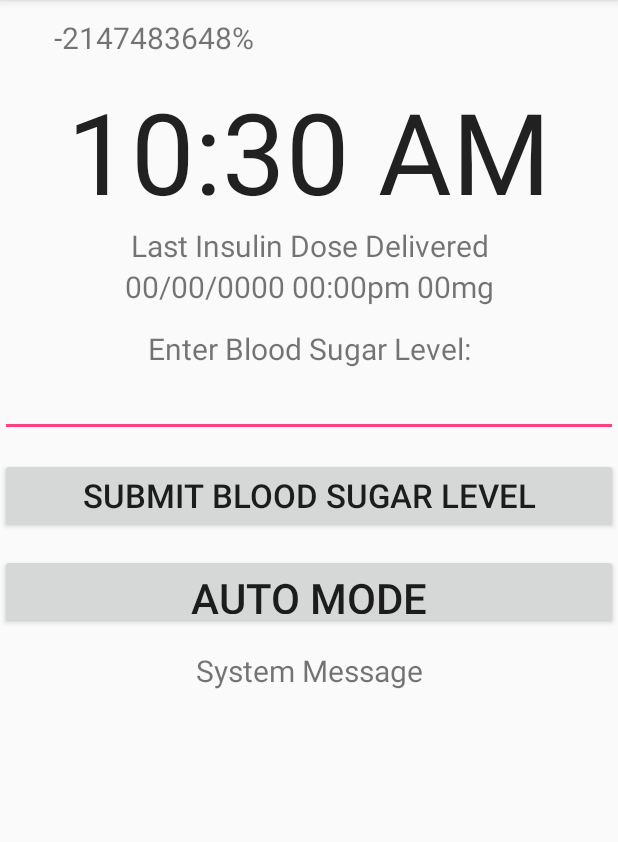
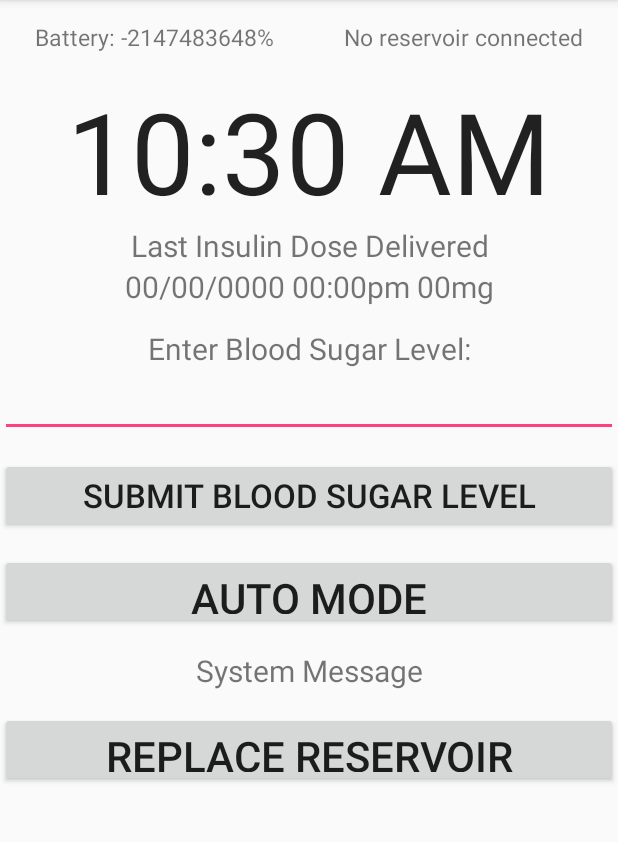
Before and after one commit to NickKer/CP3407InsulinPump, an Android app: the screen it shows after launch (SecondaryActivity), after a tap on "MANUAL MODE", on a phone screen of 412 x 824 dp, the part 84-926 px from its top. Run offline under Robolectric (Android 15) with nearby library versions, the phone set to English and light mode, and no system bars.

Commit message:
Auto mode completed, edited structure of some text formats and fixed issue with time stamp updating

```diff
--- a/app/src/main/java/com/example/nick/insulinpump/MainActivity.java
+++ b/app/src/main/java/com/example/nick/insulinpump/MainActivity.java
@@ -3,6 +3,7 @@ package com.example.nick.insulinpump;
 
 import android.content.Intent;
 import android.os.BatteryManager;
+import android.os.Handler;
 import android.support.v7.app.AppCompatActivity;
 import android.os.Bundle;
 import android.view.View;
@@ -10,38 +11,88 @@ import android.widget.TextClock;
 import android.widget.TextView;
 
 import java.util.ArrayList;
+import java.util.Random;
 
 public class MainActivity extends AppCompatActivity {
-    TextView systemMessageTextView;
+    UserTracker userTracker = UserTracker.getInstance();
     TextClock textClock;
+    TextView systemMessage;
     TextView batteryPercentage;
+    TextView reservoirLevel;
+
+    TextView doseDelivered;
+    ;
     //needed for timer class
     Timer timer = Timer.getInstance();
-    ArrayList<SystemStatus> systemStatuses;
+    SystemStatus systemStatus;
     int batLevel;
+    Random rand = new Random();
+    Handler handler = new Handler();
 
     @Override
     protected void onCreate(Bundle savedInstanceState) {
         super.onCreate(savedInstanceState);
         setContentView(R.layout.activity_main);
 
-        systemMessageTextView = (TextView) findViewById(R.id.system_message);
+        systemMessage = (TextView) findViewById(R.id.system_message);
+        doseDelivered = (TextView) findViewById(R.id.dose_delivered);
         batteryPercentage = (TextView) findViewById(R.id.battery_percentage);
-        BatteryManager bm = (BatteryManager)getSystemService(BATTERY_SERVICE);
+        reservoirLevel = (TextView) findViewById(R.id.reservoir_level);
+        textClock = (TextClock) findViewById(R.id.textClock);
+        BatteryManager bm = (BatteryManager) getSystemService(BATTERY_SERVICE);
+
         batLevel = bm.getIntProperty(BatteryManager.BATTERY_PROPERTY_CAPACITY);
 
         batteryPercentage.setText(getString(R.string.battery_percentage, String.format("%s", batLevel)));
 
+        generateBloodSugar();
         simulatePump();
+
     }
 
     public void simulatePump() {
-        /*We will put code here that simulates an order of events for the pump in auto mode*/
+        Runnable r = new Runnable() {
+            public void run() {
+                handler.postDelayed(this, 10000);
+                batteryPercentage.setText(getString(R.string.battery_percentage, String.format("%s", batLevel)));
+                if (userTracker.getCurrentSugarLevel() < 80) {
+                    systemStatus = new SystemStatus(ErrorType.SUGAR_LOW, getApplicationContext());
+                    systemMessage.setText(systemStatus.systemMessage());
+                } else if (userTracker.getCurrentSugarLevel() >= 80 && userTracker.getCurrentSugarLevel() <= 140) {
+                    systemStatus = new SystemStatus(ErrorType.SUGAR_OK, getApplicationContext());
+                    systemMessage.setText(systemStatus.systemMessage());
+                } else if (userTracker.getCurrentSugarLevel() > 140) {
+                    systemStatus = new SystemStatus(ErrorType.SUGAR_HIGH, getApplicationContext());
+                    systemMessage.setText(systemStatus.systemMessage());
+                }
+                doseDelivered.setText("Last Dose: " + userTracker.getSdf() + " " + userTracker.getPreviousInsulinDose() + " units ");
+                reservoirLevel.setText(getString(R.string.reservoir_level_notif, String.format("%s", userTracker.getReservoirLevel())));
+                if (Integer.parseInt(userTracker.getReservoirLevel()) < 50) {
+                    systemStatus = new SystemStatus(ErrorType.INSULIN_RESERVOIR_LOW, getApplicationContext());
+                    systemMessage.setText(systemStatus.systemMessage());
+                }
+                if (batLevel <= 15) {
+                    systemStatus = new SystemStatus(ErrorType.LOW_BATTERY, getApplicationContext());
+                    systemMessage.setText(systemStatus.systemMessage());
+                }
+            }
+        };
+        handler.postDelayed(r, 10000);
+    }
 
+    public void generateBloodSugar() {
+        Runnable r = new Runnable() {
+            public void run() {
+                handler.postDelayed(this, 3600000);
+                userTracker.setCurrentSugarLevel(rand.nextInt(250 - 50) + 50);
+            }
+        };
+        handler.postDelayed(r, 3600000);
     }
 
     public void goToManualMode(View view) {
         Intent intent = new Intent(this, SecondaryActivity.class);
         startActivity(intent);
+        finish();
     }
 }
--- a/app/src/main/java/com/example/nick/insulinpump/SecondaryActivity.java
+++ b/app/src/main/java/com/example/nick/insulinpump/SecondaryActivity.java
@@ -18,6 +18,7 @@ public class SecondaryActivity extends AppCompatActivity implements View.OnClick
     TextClock textClock;
     TextView systemMessage;
     TextView batteryPercentage;
+    Button replaceReservoir;
     //needed for timer class
     Timer timer = Timer.getInstance();
     TextView reservoirLevel;
@@ -38,6 +39,8 @@ public class SecondaryActivity extends AppCompatActivity implements View.OnClick
         submitBloodSugarLevel = (Button) findViewById(R.id.submit_blood_sugar_level);
         submitBloodSugarLevel.setOnClickListener(this);
         textClock = (TextClock) findViewById(R.id.textClock);
+        replaceReservoir = (Button) findViewById(R.id.replace_reservoir);
+        replaceReservoir.setOnClickListener(this);
         reservoirLevel = (TextView) findViewById(R.id.reservoir_level);
         systemMessage = (TextView) findViewById(R.id.system_message);
         batteryPercentage = (TextView) findViewById(R.id.battery_percentage);
@@ -61,8 +64,8 @@ public class SecondaryActivity extends AppCompatActivity implements View.OnClick
                     systemStatus = new SystemStatus(ErrorType.SUGAR_HIGH, getApplicationContext());
                     systemMessage.setText(systemStatus.systemMessage());
                 }
-                doseDelivered.setText("Last Dose: " + textClock.getText() + " " + userTracker.getPreviousInsulinDose() + " units ");
-                reservoirLevel.setText(userTracker.getReservoirLevel());
+                doseDelivered.setText("Last Dose: " + userTracker.getSdf() + " " + userTracker.getPreviousInsulinDose() + " units ");
+                reservoirLevel.setText(getString(R.string.reservoir_level_notif, String.format("%s", userTracker.getReservoirLevel())));
                 if (Integer.parseInt(userTracker.getReservoirLevel()) < 50) {
                     systemStatus = new SystemStatus(ErrorType.INSULIN_RESERVOIR_LOW, getApplicationContext());
                     systemMessage.setText(systemStatus.systemMessage());
@@ -90,6 +93,9 @@ public class SecondaryActivity extends AppCompatActivity implements View.OnClick
             case R.id.submit_blood_sugar_level:
                 userTracker.setCurrentSugarLevel(Double.parseDouble(sugarLevelInput.getText().toString()));
                 break;
+            case R.id.replace_reservoir:
+                userTracker.resetReservoirLevel();
+                break;
         }
     }
 }
--- a/app/src/main/res/layout/activity_secondary.xml
+++ b/app/src/main/res/layout/activity_secondary.xml
@@ -21,16 +21,16 @@
             android:text="@string/battery_percentage"
             android:textAlignment="center"
             android:layout_weight="0.5"
-            android:textSize="20sp" />
+            android:textSize="15sp" />
         <TextView
             android:id="@+id/reservoir_level"
             android:layout_width="match_parent"
             android:layout_height="50dp"
             android:gravity="center"
-            android:text=""
+            android:text="@string/reservoir_level"
             android:textAlignment="center"
             android:layout_weight="0.5"
-            android:textSize="20sp" />
+            android:textSize="15sp" />
     </LinearLayout>
 
 
@@ -100,4 +100,14 @@
         android:textAlignment="center"
         android:textSize="20sp" />
 
+    <Button
+        android:id="@+id/replace_reservoir"
+        android:layout_width="match_parent"
+        android:layout_height="50dp"
+        android:layout_marginBottom="14dp"
+        android:layout_marginTop="14dp"
+        android:onClick="goToAutoMode"
+        android:text="@string/replace_reservoir"
+        android:textSize="28sp" />
+
 </LinearLayout>
--- a/app/src/main/res/values/strings.xml
+++ b/app/src/main/res/values/strings.xml
@@ -3,9 +3,12 @@
     <string name="last_insulin_dose_delivered">Last Insulin Dose Delivered</string>
     <string name="manual_mode">Manual Mode</string>
     <string name="system_message">System Message</string>
-    <string name="battery_percentage">%1$s%%</string>
+    <string name="battery_percentage">Battery: %1$s%%</string>
+    <string name="reservoir_level_notif">Remaining: %1$s units</string>
     <string name="_00_00_0000_00_00pm_00mg">00/00/0000 00:00pm 00mg</string>
     <string name="auto_mode">Auto Mode</string>
+    <string name="replace_reservoir">Replace Reservoir</string>
+    <string name="reservoir_level">No reservoir connected</string>
     <string name="enter_blood_sugar_level">Enter Blood Sugar Level:</string>
     <string name="submit_blood_sugar_level">Submit Blood Sugar Level</string>
 </resources>
```
Also changed, not shown: app/src/main/java/com/example/nick/insulinpump/InsulinCalculator.java (+7 -0 lines), app/src/main/java/com/example/nick/insulinpump/UserTracker.java (+11 -0 lines), app/src/main/res/layout/activity_main.xml (+4 -5 lines).
